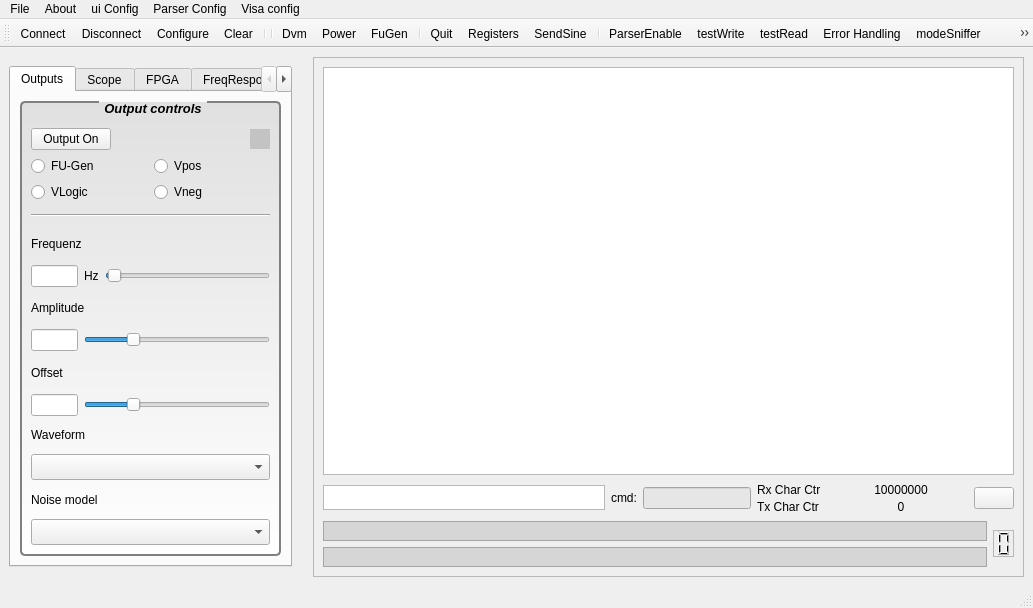
This is visa.ui in mainster/visa-commander as Qt 5 draws it before an edit. The edited form follows.
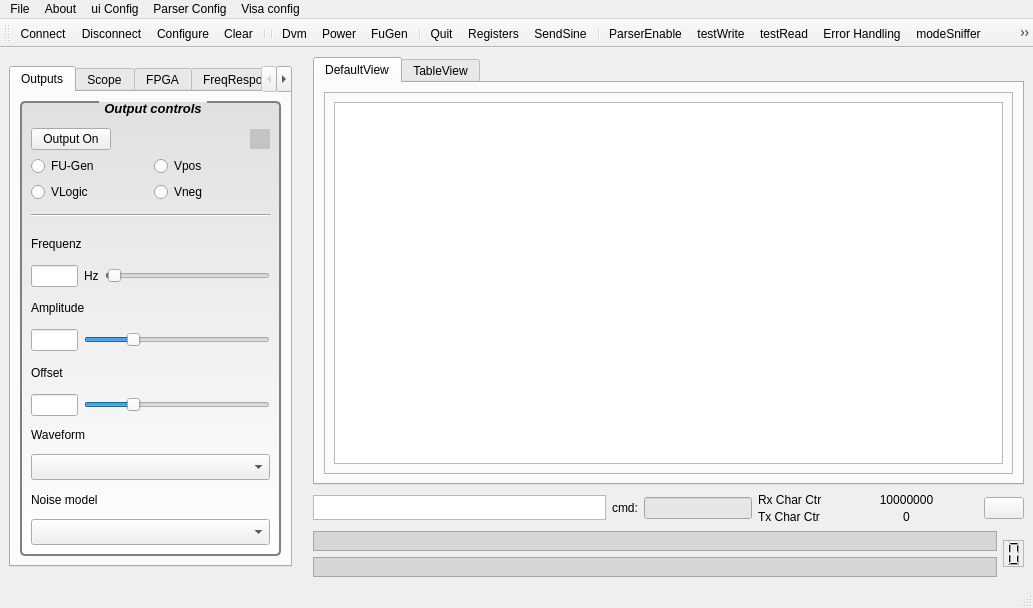
This is the edited form. The open tabs and pages were chosen to show the change. Icons and pictures are not drawn. Custom widgets are drawn as their Qt base class.

Commit message: - close - delete - hide - show of ui:: components modified - marginal continued working on FuGen:: class - commit/push try2

```diff
--- a/visa.ui
+++ b/visa.ui
@@ -18,332 +18,9 @@
     <normaloff>:/images/VS.png</normaloff>:/images/VS.png</iconset>
   </property>
   <widget class="QWidget" name="visaWidget">
-   <layout class="QGridLayout" name="gridLayout_8">
-    <item row="0" column="1">
-     <spacer name="horizontalSpacer_2">
-      <property name="orientation">
-       <enum>Qt::Horizontal</enum>
-      </property>
-      <property name="sizeType">
-       <enum>QSizePolicy::Fixed</enum>
-      </property>
-      <property name="sizeHint" stdset="0">
-       <size>
-        <width>15</width>
-        <height>20</height>
-       </size>
-      </property>
-     </spacer>
-    </item>
-    <item row="0" column="2">
-     <widget class="QFrame" name="frame">
-      <property name="frameShape">
-       <enum>QFrame::StyledPanel</enum>
-      </property>
-      <property name="frameShadow">
-       <enum>QFrame::Raised</enum>
-      </property>
-      <layout class="QGridLayout" name="gridLayout_13">
-       <item row="0" column="0">
-        <widget class="QPlainTextEdit" name="dummy"/>
-       </item>
-       <item row="1" column="0">
-        <layout class="QHBoxLayout" name="horzLaySendLine" stretch="8,0,6,1">
-         <item>
-          <widget class="QPlainTextEdit" name="transEdit">
-           <property name="sizePolicy">
-            <sizepolicy hsizetype="Expanding" vsizetype="Fixed">
-             <horstretch>0</horstretch>
-             <verstretch>0</verstretch>
-            </sizepolicy>
-           </property>
-           <property name="maximumSize">
-            <size>
-             <width>16777215</width>
-             <height>25</height>
-            </size>
-           </property>
-          </widget>
-         </item>
-         <item>
-          <layout class="QHBoxLayout" name="horizontalLayout_3">
-           <item>
-            <widget class="QLabel" name="label_35">
-             <property name="text">
-              <string>cmd:</string>
-             </property>
-            </widget>
-           </item>
-           <item>
-            <widget class="QLineEdit" name="uiCommand">
-             <property name="maximumSize">
-              <size>
-               <width>16777215</width>
-               <height>16777215</height>
-              </size>
-             </property>
-             <property name="font">
-              <font>
-               <italic>false</italic>
-              </font>
-             </property>
-             <property name="autoFillBackground">
-              <bool>false</bool>
-             </property>
-             <property name="styleSheet">
-              <string notr="true">color: rgb(255, 0, 4);
-background-color: rgb(230, 230, 230);</string>
-             </property>
-             <property name="alignment">
-              <set>Qt::AlignLeading|Qt::AlignLeft|Qt::AlignVCenter</set>
-             </property>
-            </widget>
-           </item>
-          </layout>
-         </item>
-         <item>
-          <layout class="QGridLayout" name="gridLayout_12">
-           <property name="sizeConstraint">
-            <enum>QLayout::SetDefaultConstraint</enum>
-           </property>
-           <property name="horizontalSpacing">
-            <number>2</number>
-           </property>
-           <property name="verticalSpacing">
-            <number>0</number>
-           </property>
-           <item row="0" column="0">
-            <widget class="QLabel" name="rxlabchar">
-             <property name="minimumSize">
-              <size>
-               <width>75</width>
-               <height>15</height>
-              </size>
-             </property>
-             <property name="maximumSize">
-              <size>
-               <width>75</width>
-               <height>15</height>
-              </size>
-             </property>
-             <property name="text">
-              <string>Rx Char Ctr</string>
-             </property>
-            </widget>
-           </item>
-           <item row="0" column="1">
-            <widget class="QLabel" name="labRxCtr">
-             <property name="sizePolicy">
-              <sizepolicy hsizetype="MinimumExpanding" vsizetype="Preferred">
-               <horstretch>0</horstretch>
-               <verstretch>0</verstretch>
-              </sizepolicy>
-             </property>
-             <property name="minimumSize">
-              <size>
-               <width>34</width>
-               <height>17</height>
-              </size>
-             </property>
-             <property name="text">
-              <string>10000000</string>
-             </property>
-             <property name="alignment">
-              <set>Qt::AlignCenter</set>
-             </property>
-            </widget>
-           </item>
-           <item row="1" column="0">
-            <widget class="QLabel" name="label_10">
-             <property name="minimumSize">
-              <size>
-               <width>75</width>
-               <height>15</height>
-              </size>
-             </property>
-             <property name="maximumSize">
-              <size>
-               <width>75</width>
-               <height>15</height>
-              </size>
-             </property>
-             <property name="text">
-              <string>Tx Char Ctr</string>
-             </property>
-            </widget>
-           </item>
-           <item row="1" column="1">
-            <widget class="QLabel" name="labTxCtr">
-             <property name="sizePolicy">
-              <sizepolicy hsizetype="MinimumExpanding" vsizetype="Preferred">
-               <horstretch>0</horstretch>
-               <verstretch>0</verstretch>
-              </sizepolicy>
-             </property>
-             <property name="minimumSize">
-              <size>
-               <width>34</width>
-               <height>17</height>
-              </size>
-             </property>
-             <property name="text">
-              <string>0</string>
-             </property>
-             <property name="alignment">
-              <set>Qt::AlignCenter</set>
-             </property>
-            </widget>
-           </item>
-          </layout>
-         </item>
-         <item>
-          <widget class="QPushButton" name="btnResCharCnts">
-           <property name="text">
-            <string/>
-           </property>
-           <property name="icon">
-            <iconset resource="visa-commander_v4-71.qrc">
-             <normaloff>:/images/DeleteRed.png</normaloff>:/images/DeleteRed.png</iconset>
-           </property>
-          </widget>
-         </item>
-        </layout>
-       </item>
-       <item row="2" column="0">
-        <layout class="QHBoxLayout" name="horizontalLayout_4">
-         <item>
-          <layout class="QVBoxLayout" name="verticalLayout_2">
-           <item>
-            <widget class="QTextEdit" name="teStateFooter">
-             <property name="enabled">
-              <bool>false</bool>
-             </property>
-             <property name="sizePolicy">
-              <sizepolicy hsizetype="Expanding" vsizetype="Fixed">
-               <horstretch>0</horstretch>
-               <verstretch>0</verstretch>
-              </sizepolicy>
-             </property>
-             <property name="minimumSize">
-              <size>
-               <width>0</width>
-               <height>20</height>
-              </size>
-             </property>
-             <property name="maximumSize">
-              <size>
-               <width>16777215</width>
-               <height>22</height>
-              </size>
-             </property>
-             <property name="autoFillBackground">
-              <bool>false</bool>
-             </property>
-             <property name="styleSheet">
-              <string notr="true">background-color: rgb(214, 214, 214);
-
-</string>
-             </property>
-             <property name="verticalScrollBarPolicy">
-              <enum>Qt::ScrollBarAlwaysOff</enum>
-             </property>
-             <property name="horizontalScrollBarPolicy">
-              <enum>Qt::ScrollBarAlwaysOff</enum>
-             </property>
-             <property name="textInteractionFlags">
-              <set>Qt::TextEditorInteraction</set>
-             </property>
-            </widget>
-           </item>
-           <item>
-            <widget class="QTextEdit" name="teVisaInfo">
-             <property name="enabled">
-              <bool>false</bool>
-             </property>
-             <property name="sizePolicy">
-              <sizepolicy hsizetype="Expanding" vsizetype="Fixed">
-               <horstretch>0</horstretch>
-               <verstretch>0</verstretch>
-              </sizepolicy>
-             </property>
-             <property name="minimumSize">
-              <size>
-               <width>0</width>
-               <height>20</height>
-              </size>
-             </property>
-             <property name="maximumSize">
-              <size>
-               <width>16777215</width>
-               <height>22</height>
-              </size>
-             </property>
-             <property name="autoFillBackground">
-              <bool>false</bool>
-             </property>
-             <property name="styleSheet">
-              <string notr="true">background-color: rgb(214, 214, 214);
-
-</string>
-             </property>
-             <property name="verticalScrollBarPolicy">
-              <enum>Qt::ScrollBarAlwaysOff</enum>
-             </property>
-             <property name="horizontalScrollBarPolicy">
-              <enum>Qt::ScrollBarAlwaysOff</enum>
-             </property>
-             <property name="textInteractionFlags">
-              <set>Qt::TextEditorInteraction</set>
-             </property>
-            </widget>
-           </item>
-          </layout>
-         </item>
-         <item>
-          <widget class="QLCDNumber" name="lcdScopeState">
-           <property name="minimumSize">
-            <size>
-             <width>21</width>
-             <height>27</height>
-            </size>
-           </property>
-           <property name="maximumSize">
-            <size>
-             <width>21</width>
-             <height>27</height>
-            </size>
-           </property>
-           <property name="font">
-            <font>
-             <pointsize>9</pointsize>
-             <weight>75</weight>
-             <bold>true</bold>
-            </font>
-           </property>
-           <property name="toolTip">
-            <string>SCOPE_State from reg_h04</string>
-           </property>
-           <property name="frameShape">
-            <enum>QFrame::StyledPanel</enum>
-           </property>
-           <property name="lineWidth">
-            <number>0</number>
-           </property>
-           <property name="digitCount">
-            <number>1</number>
-           </property>
-           <property name="value" stdset="0">
-            <double>0.000000000000000</double>
-           </property>
-          </widget>
-         </item>
-        </layout>
-       </item>
-      </layout>
-     </widget>
-    </item>
-    <item row="0" column="0">
-     <widget class="QTabWidget" name="tabWidget">
+   <layout class="QGridLayout" name="gridLayout_16">
+    <item row="0" column="0" rowspan="3">
+     <widget class="QTabWidget" name="tabCtrls">
       <property name="maximumSize">
        <size>
         <width>283</width>
@@ -1402,6 +1079,353 @@
       </widget>
      </widget>
     </item>
+    <item row="0" column="1">
+     <spacer name="horizontalSpacer_2">
+      <property name="orientation">
+       <enum>Qt::Horizontal</enum>
+      </property>
+      <property name="sizeType">
+       <enum>QSizePolicy::Fixed</enum>
+      </property>
+      <property name="sizeHint" stdset="0">
+       <size>
+        <width>15</width>
+        <height>20</height>
+       </size>
+      </property>
+     </spacer>
+    </item>
+    <item row="0" column="2">
+     <widget class="QTabWidget" name="tabViews">
+      <property name="currentIndex">
+       <number>1</number>
+      </property>
+      <widget class="QWidget" name="defaultView">
+       <attribute name="title">
+        <string>DefaultView</string>
+       </attribute>
+       <layout class="QGridLayout" name="gridLayout_8">
+        <item row="0" column="0">
+         <widget class="QFrame" name="frame">
+          <property name="frameShape">
+           <enum>QFrame::StyledPanel</enum>
+          </property>
+          <property name="frameShadow">
+           <enum>QFrame::Raised</enum>
+          </property>
+          <layout class="QGridLayout" name="gridLayout_13">
+           <item row="0" column="0">
+            <widget class="QPlainTextEdit" name="dummy"/>
+           </item>
+          </layout>
+         </widget>
+        </item>
+       </layout>
+      </widget>
+      <widget class="QWidget" name="tableView">
+       <attribute name="title">
+        <string>TableView</string>
+       </attribute>
+       <layout class="QGridLayout" name="gridLayout_15">
+        <item row="0" column="0">
+         <widget class="QTableView" name="tableView"/>
+        </item>
+       </layout>
+      </widget>
+     </widget>
+    </item>
+    <item row="1" column="2">
+     <layout class="QHBoxLayout" name="horzLaySendLine" stretch="8,0,6,1">
+      <item>
+       <widget class="QPlainTextEdit" name="transEdit">
+        <property name="sizePolicy">
+         <sizepolicy hsizetype="Expanding" vsizetype="Fixed">
+          <horstretch>0</horstretch>
+          <verstretch>0</verstretch>
+         </sizepolicy>
+        </property>
+        <property name="maximumSize">
+         <size>
+          <width>16777215</width>
+          <height>25</height>
+         </size>
+        </property>
+       </widget>
+      </item>
+      <item>
+       <layout class="QHBoxLayout" name="horizontalLayout_3">
+        <item>
+         <widget class="QLabel" name="label_35">
+          <property name="text">
+           <string>cmd:</string>
+          </property>
+         </widget>
+        </item>
+        <item>
+         <widget class="QLineEdit" name="uiCommand">
+          <property name="maximumSize">
+           <size>
+            <width>16777215</width>
+            <height>16777215</height>
+           </size>
+          </property>
+          <property name="font">
+           <font>
+            <italic>false</italic>
+           </font>
+          </property>
+          <property name="autoFillBackground">
+           <bool>false</bool>
+          </property>
+          <property name="styleSheet">
+           <string notr="true">color: rgb(255, 0, 4);
+background-color: rgb(230, 230, 230);</string>
+          </property>
+          <property name="alignment">
+           <set>Qt::AlignLeading|Qt::AlignLeft|Qt::AlignVCenter</set>
+          </property>
+         </widget>
+        </item>
+       </layout>
+      </item>
+      <item>
+       <layout class="QGridLayout" name="gridLayout_12">
+        <property name="sizeConstraint">
+         <enum>QLayout::SetDefaultConstraint</enum>
+        </property>
+        <property name="horizontalSpacing">
+         <number>2</number>
+        </property>
+        <property name="verticalSpacing">
+         <number>0</number>
+        </property>
+        <item row="0" column="0">
+         <widget class="QLabel" name="rxlabchar">
+          <property name="minimumSize">
+           <size>
+            <width>75</width>
+            <height>15</height>
+           </size>
+          </property>
+          <property name="maximumSize">
+           <size>
+            <width>75</width>
+            <height>15</height>
+           </size>
+          </property>
+          <property name="text">
+           <string>Rx Char Ctr</string>
+          </property>
+         </widget>
+        </item>
+        <item row="0" column="1">
+         <widget class="QLabel" name="labRxCtr">
+          <property name="sizePolicy">
+           <sizepolicy hsizetype="MinimumExpanding" vsizetype="Preferred">
+            <horstretch>0</horstretch>
+            <verstretch>0</verstretch>
+           </sizepolicy>
+          </property>
+          <property name="minimumSize">
+           <size>
+            <width>34</width>
+            <height>17</height>
+           </size>
+          </property>
+          <property name="text">
+           <string>10000000</string>
+          </property>
+          <property name="alignment">
+           <set>Qt::AlignCenter</set>
+          </property>
+         </widget>
+        </item>
+        <item row="1" column="0">
+         <widget class="QLabel" name="label_10">
+          <property name="minimumSize">
+           <size>
+            <width>75</width>
+            <height>15</height>
+           </size>
+          </property>
+          <property name="maximumSize">
+           <size>
+            <width>75</width>
+            <height>15</height>
+           </size>
+          </property>
+          <property name="text">
+           <string>Tx Char Ctr</string>
+          </property>
+         </widget>
+        </item>
+        <item row="1" column="1">
+         <widget class="QLabel" name="labTxCtr">
+          <property name="sizePolicy">
+           <sizepolicy hsizetype="MinimumExpanding" vsizetype="Preferred">
+            <horstretch>0</horstretch>
+            <verstretch>0</verstretch>
+           </sizepolicy>
+          </property>
+          <property name="minimumSize">
+           <size>
+            <width>34</width>
+            <height>17</height>
+           </size>
+          </property>
+          <property name="text">
+           <string>0</string>
+          </property>
+          <property name="alignment">
+           <set>Qt::AlignCenter</set>
+          </property>
+         </widget>
+        </item>
+       </layout>
+      </item>
+      <item>
+       <widget class="QPushButton" name="btnResCharCnts">
+        <property name="text">
+         <string/>
+        </property>
+        <property name="icon">
+         <iconset resource="visa-commander_v4-71.qrc">
+          <normaloff>:/images/DeleteRed.png</normaloff>:/images/DeleteRed.png</iconset>
+        </property>
+       </widget>
+      </item>
+     </layout>
+    </item>
+    <item row="2" column="2">
+     <layout class="QHBoxLayout" name="horizontalLayout_4">
+      <item>
+       <layout class="QVBoxLayout" name="verticalLayout_2">
+        <item>
+         <widget class="QTextEdit" name="teStateFooter">
+          <property name="enabled">
+           <bool>false</bool>
+          </property>
+          <property name="sizePolicy">
+           <sizepolicy hsizetype="Expanding" vsizetype="Fixed">
+            <horstretch>0</horstretch>
+            <verstretch>0</verstretch>
+           </sizepolicy>
+          </property>
+          <property name="minimumSize">
+           <size>
+            <width>0</width>
+            <height>20</height>
+           </size>
+          </property>
+          <property name="maximumSize">
+           <size>
+            <width>16777215</width>
+            <height>22</height>
+           </size>
+          </property>
+          <property name="autoFillBackground">
+           <bool>false</bool>
+          </property>
+          <property name="styleSheet">
+           <string notr="true">background-color: rgb(214, 214, 214);
+
+</string>
+          </property>
+          <property name="verticalScrollBarPolicy">
+           <enum>Qt::ScrollBarAlwaysOff</enum>
+          </property>
+          <property name="horizontalScrollBarPolicy">
+           <enum>Qt::ScrollBarAlwaysOff</enum>
+          </property>
+          <property name="textInteractionFlags">
+           <set>Qt::TextEditorInteraction</set>
+          </property>
+         </widget>
+        </item>
+        <item>
+         <widget class="QTextEdit" name="teVisaInfo">
+          <property name="enabled">
+           <bool>false</bool>
+          </property>
+          <property name="sizePolicy">
+           <sizepolicy hsizetype="Expanding" vsizetype="Fixed">
+            <horstretch>0</horstretch>
+            <verstretch>0</verstretch>
+           </sizepolicy>
+          </property>
+          <property name="minimumSize">
+           <size>
+            <width>0</width>
+            <height>20</height>
+           </size>
+          </property>
+          <property name="maximumSize">
+           <size>
+            <width>16777215</width>
+            <height>22</height>
+           </size>
+          </property>
+          <property name="autoFillBackground">
+           <bool>false</bool>
+          </property>
+          <property name="styleSheet">
+           <string notr="true">background-color: rgb(214, 214, 214);
+
+</string>
+          </property>
+          <property name="verticalScrollBarPolicy">
+           <enum>Qt::ScrollBarAlwaysOff</enum>
+          </property>
+          <property name="horizontalScrollBarPolicy">
+           <enum>Qt::ScrollBarAlwaysOff</enum>
+          </property>
+          <property name="textInteractionFlags">
+           <set>Qt::TextEditorInteraction</set>
+          </property>
+         </widget>
+        </item>
+       </layout>
+      </item>
+      <item>
+       <widget class="QLCDNumber" name="lcdScopeState">
+        <property name="minimumSize">
+         <size>
+          <width>21</width>
+          <height>27</height>
+         </size>
+        </property>
+        <property name="maximumSize">
+         <size>
+          <width>21</width>
+          <height>27</height>
+         </size>
+        </property>
+        <property name="font">
+         <font>
+          <pointsize>9</pointsize>
+          <weight>75</weight>
+          <bold>true</bold>
+         </font>
+        </property>
+        <property name="toolTip">
+         <string>SCOPE_State from reg_h04</string>
+        </property>
+        <property name="frameShape">
+         <enum>QFrame::StyledPanel</enum>
+        </property>
+        <property name="lineWidth">
+         <number>0</number>
+        </property>
+        <property name="digitCount">
+         <number>1</number>
+        </property>
+        <property name="value" stdset="0">
+         <double>0.000000000000000</double>
+        </property>
+       </widget>
+      </item>
+     </layout>
+    </item>
    </layout>
   </widget>
   <widget class="QMenuBar" name="menubar">
```
The commit also changes 13 other files.
